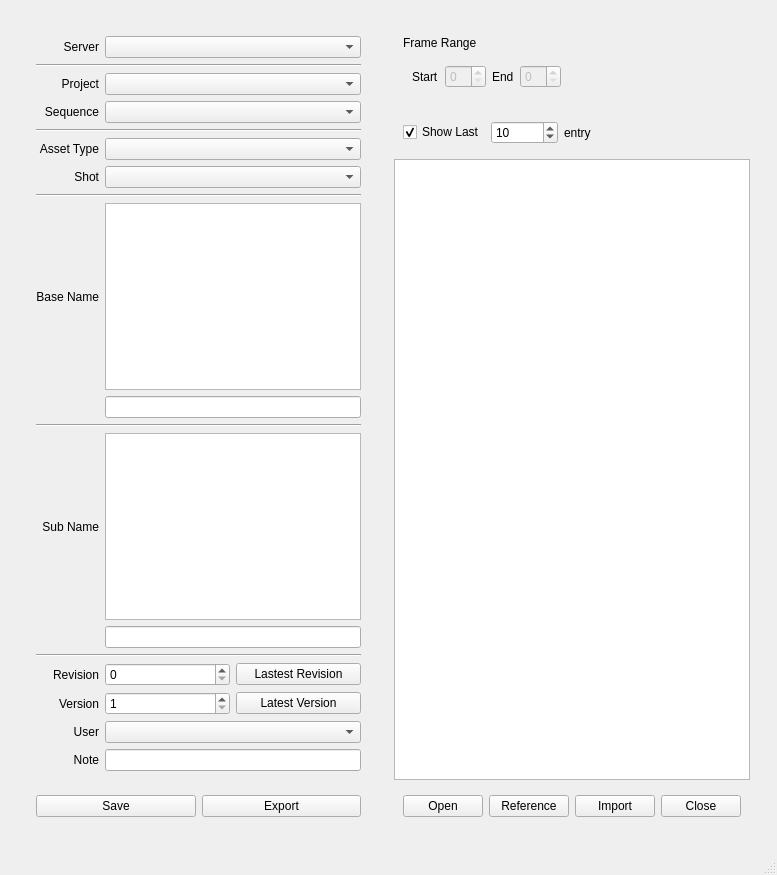
Old version of the form ui/assetManager.ui in the repository code-google-com/oyprojectmanager.
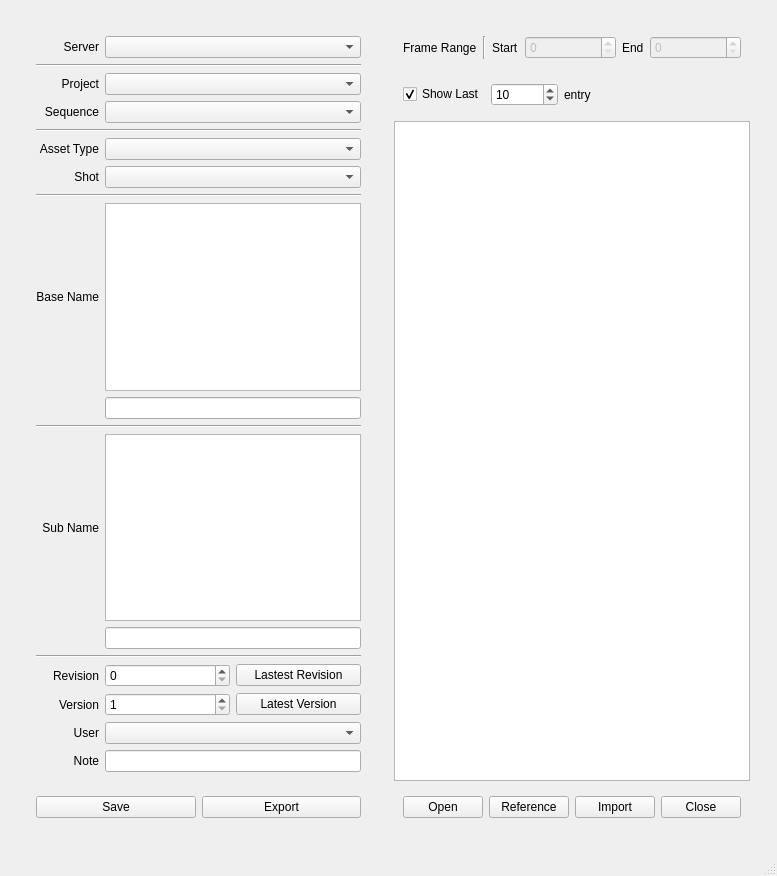
New version of the form.

Commit message: oyProjectManager: - the frame range widgets in the interface are now updating

Diff of the .ui file:
```diff
--- a/ui/assetManager.ui
+++ b/ui/assetManager.ui
@@ -7,7 +7,7 @@
     <x>0</x>
     <y>0</y>
     <width>770</width>
-    <height>875</height>
+    <height>876</height>
    </rect>
   </property>
   <property name="sizePolicy">
@@ -560,16 +560,6 @@
         <widget class="QWidget" name="verticalWidget2" native="true">
          <layout class="QVBoxLayout" name="verticalLayout2">
           <item>
-           <widget class="QWidget" name="verticalWidget" native="true">
-            <layout class="QVBoxLayout" name="verticalLayout_2">
-             <item>
-              <widget class="QLabel" name="frameRange_label">
-               <property name="text">
-                <string>Frame Range</string>
-               </property>
-              </widget>
-             </item>
-             <item>
               <widget class="QWidget" name="horizontalWidget" native="true">
                <property name="sizePolicy">
                 <sizepolicy hsizetype="Preferred" vsizetype="Preferred">
@@ -578,8 +568,28 @@
                 </sizepolicy>
                </property>
                <layout class="QHBoxLayout" name="horizontalLayout_2">
+             <item>
+              <widget class="QLabel" name="frameRange_label">
+               <property name="text">
+                <string>Frame Range</string>
+               </property>
+              </widget>
+             </item>
+             <item>
+              <widget class="Line" name="line_7">
+               <property name="orientation">
+                <enum>Qt::Vertical</enum>
+               </property>
+              </widget>
+             </item>
                 <item>
                  <widget class="QLabel" name="startFrame_label">
+               <property name="sizePolicy">
+                <sizepolicy hsizetype="Preferred" vsizetype="Preferred">
+                 <horstretch>0</horstretch>
+                 <verstretch>0</verstretch>
+                </sizepolicy>
+               </property>
                   <property name="text">
                    <string>Start</string>
                   </property>
@@ -590,10 +600,22 @@
                   <property name="enabled">
                    <bool>false</bool>
                   </property>
+               <property name="sizePolicy">
+                <sizepolicy hsizetype="Expanding" vsizetype="Fixed">
+                 <horstretch>1</horstretch>
+                 <verstretch>0</verstretch>
+                </sizepolicy>
+               </property>
                  </widget>
                 </item>
                 <item>
                  <widget class="QLabel" name="endFrame_label">
+               <property name="sizePolicy">
+                <sizepolicy hsizetype="Preferred" vsizetype="Preferred">
+                 <horstretch>0</horstretch>
+                 <verstretch>0</verstretch>
+                </sizepolicy>
+               </property>
                   <property name="text">
                    <string>End</string>
                   </property>
@@ -604,22 +626,15 @@
                   <property name="enabled">
                    <bool>false</bool>
                   </property>
-                 </widget>
-                </item>
-                <item>
-                 <spacer name="horizontalSpacer_2">
-                  <property name="orientation">
-                   <enum>Qt::Horizontal</enum>
-                  </property>
-                  <property name="sizeHint" stdset="0">
-                   <size>
-                    <width>40</width>
-                    <height>20</height>
-                   </size>
-                  </property>
-                 </spacer>
-                </item>
-               </layout>
+               <property name="sizePolicy">
+                <sizepolicy hsizetype="Expanding" vsizetype="Fixed">
+                 <horstretch>1</horstretch>
+                 <verstretch>0</verstretch>
+                </sizepolicy>
+               </property>
+               <property name="maximum">
+                <number>999999999</number>
+               </property>
               </widget>
              </item>
             </layout>
```
Left out of the diff: 4 changed lines with no effect on the pictures. Lines whose indentation alone changed are shown as unchanged. The commit also changes 4 other files.
